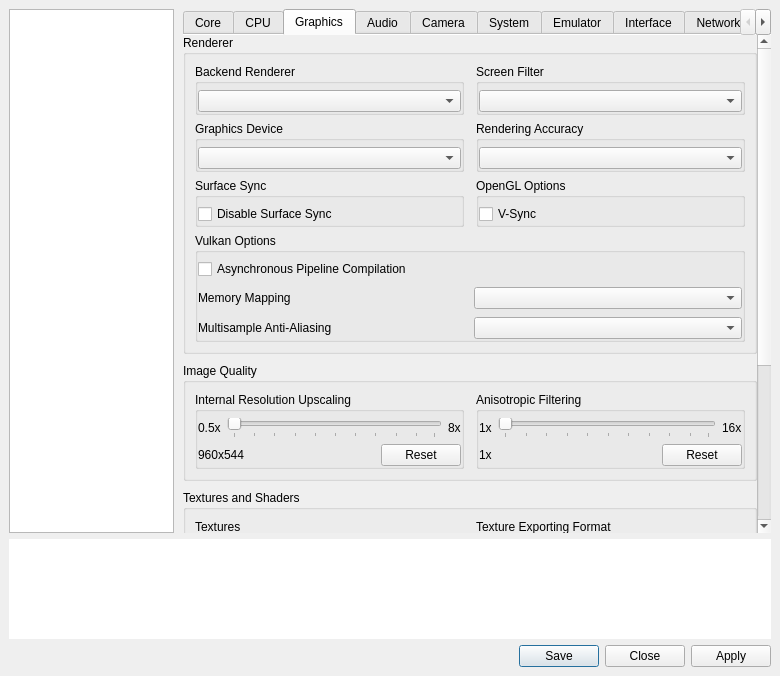
nishinji/Vita3K, file vita3k/gui-qt/src/settings_dialog.ui: the form before one commit.
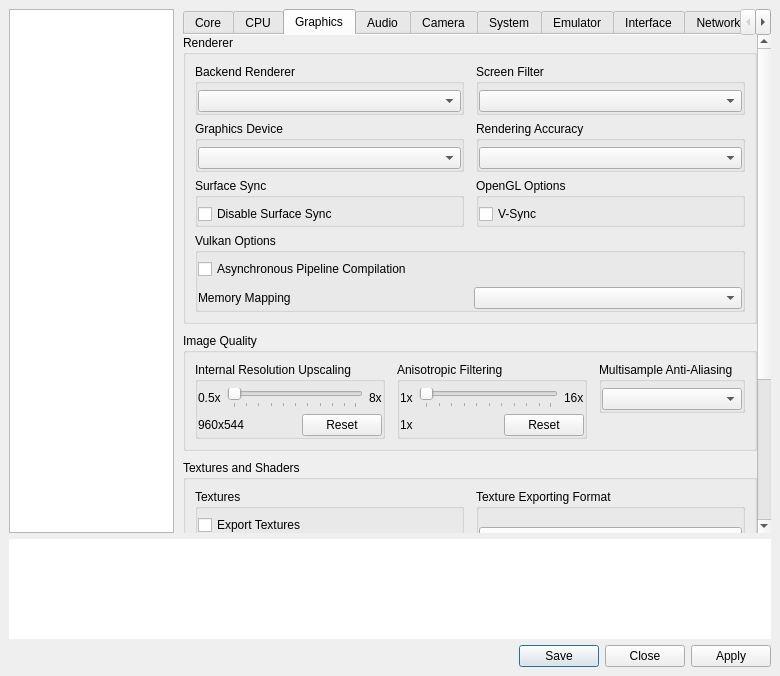
The form after the commit. The open tabs and pages were chosen to show the change.

Commit message:
renderer: Run the MSAA the game asks for for real
Games that ask for MSAA and downscale it were drawn without any
anti-aliasing. Render them with 2x/4x samples on Vulkan and OpenGL.
Add MSAA to OpenGL (blit-based resolve, framebuffer fetch falls back).
The option now sits in the Image Quality section of the Qt dialog.

The edit to the form file:
```diff
--- a/vita3k/gui-qt/src/settings_dialog.ui
+++ b/vita3k/gui-qt/src/settings_dialog.ui
@@ -716,23 +716,6 @@
                      </item>
                     </layout>
                    </item>
-                   <item>
-                    <layout class="QHBoxLayout" name="msaa_layout">
-                     <property name="spacing">
-                      <number>8</number>
-                     </property>
-                     <item>
-                      <widget class="QLabel" name="label_msaa">
-                       <property name="text">
-                        <string>Multisample Anti-Aliasing</string>
-                       </property>
-                      </widget>
-                     </item>
-                     <item>
-                      <widget class="QComboBox" name="msaa_box"/>
-                     </item>
-                    </layout>
-                   </item>
                   </layout>
                  </widget>
                 </item>
@@ -914,6 +897,33 @@
                   </layout>
                  </widget>
                 </item>
+                <item alignment="Qt::AlignmentFlag::AlignTop">
+                 <widget class="QGroupBox" name="gb_msaa">
+                  <property name="title">
+                   <string>Multisample Anti-Aliasing</string>
+                  </property>
+                  <property name="flat">
+                   <bool>true</bool>
+                  </property>
+                  <layout class="QVBoxLayout" name="gb_msaa_layout">
+                   <property name="leftMargin">
+                    <number>0</number>
+                   </property>
+                   <property name="topMargin">
+                    <number>6</number>
+                   </property>
+                   <property name="rightMargin">
+                    <number>0</number>
+                   </property>
+                   <property name="bottomMargin">
+                    <number>0</number>
+                   </property>
+                   <item>
+                    <widget class="QComboBox" name="msaa_box"/>
+                   </item>
+                  </layout>
+                 </widget>
+                </item>
                </layout>
               </widget>
              </item>
```
The commit also changes 18 other files.
